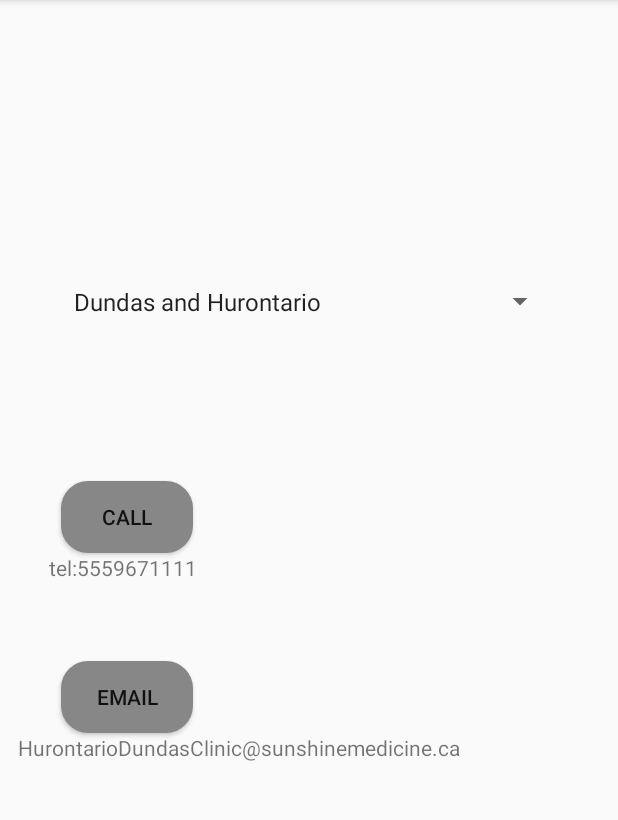
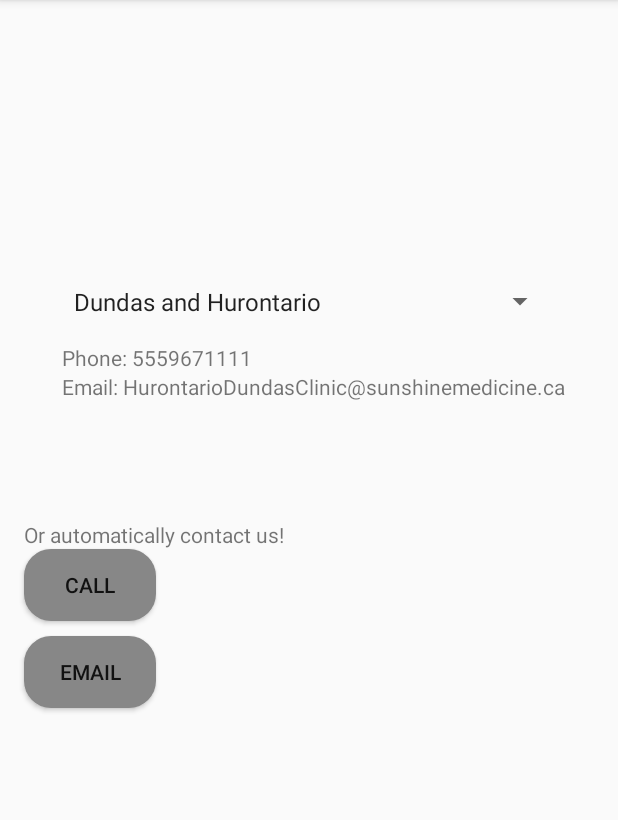
Before and after one commit to anthony-trinh/Sunshine-Medical-Clinic, an Android app: the screen it shows after launch (ContactUs), on a phone screen of 412 x 824 dp, the part 84-904 px from its top. Run offline under Robolectric (Android 15) with nearby library versions, the phone set to English and light mode, and no system bars.

Commit message:
updated ContactUs.java

```diff
--- a/app/src/main/java/com/example/sunshinemedicalclinic/ContactUs.java
+++ b/app/src/main/java/com/example/sunshinemedicalclinic/ContactUs.java
@@ -19,8 +19,6 @@ import java.net.URI;
 import java.util.ArrayList;
 
 public class ContactUs extends AppCompatActivity implements AdapterView.OnItemSelectedListener {
-    String phone = "";
-    String email = "";
     int flag = 0 ;
     int index ;
 
@@ -38,8 +36,7 @@ public class ContactUs extends AppCompatActivity implements AdapterView.OnItemSe
         clinicSpinner.setOnItemSelectedListener(this) ;
         Button callButton = findViewById(R.id.callButton) ;
         Button emailButton = findViewById(R.id.emailButton) ;
-        TextView txtPhone = findViewById(R.id.txtPhoneNo);
-        TextView txtEmail = findViewById(R.id.txtEmail);
+
 
         callButton.setOnClickListener(new View.OnClickListener() {
             @Override
@@ -67,11 +64,12 @@ public class ContactUs extends AppCompatActivity implements AdapterView.OnItemSe
     public void onItemSelected(AdapterView<?> parent, View view, int position, long id) {
         TextView txtPhone = findViewById(R.id.txtPhoneNo);
         TextView txtEmail = findViewById(R.id.txtEmail);
+
         String text = parent.getItemAtPosition(position).toString() ;
         index = position ;
         flag = 1 ;
-        txtPhone.setText(getResources().getStringArray(R.array.clinicPhones)[index]);
-        txtEmail.setText(getResources().getStringArray(R.array.clinicEmails)[index]);
+        txtPhone.setText("Phone: " + (getResources().getStringArray(R.array.clinicPhones)[index].substring(4)));
+        txtEmail.setText("Email: " + getResources().getStringArray(R.array.clinicEmails)[index]);
     }
 
     @Override
--- a/app/src/main/res/layout/activity_contact_us.xml
+++ b/app/src/main/res/layout/activity_contact_us.xml
@@ -20,49 +20,56 @@
         android:id="@+id/callButton"
         android:layout_width="wrap_content"
         android:layout_height="wrap_content"
-        android:layout_marginTop="104dp"
         android:background="@drawable/rounded_corners"
         android:text="@string/call"
         app:layout_constraintBottom_toBottomOf="parent"
         app:layout_constraintEnd_toEndOf="parent"
-        app:layout_constraintHorizontal_bias="0.126"
+        app:layout_constraintHorizontal_bias="0.049"
         app:layout_constraintStart_toStartOf="parent"
-        app:layout_constraintTop_toBottomOf="@+id/clinicSpinner"
+        app:layout_constraintTop_toBottomOf="@+id/txt"
         app:layout_constraintVertical_bias="0.0" />
 
     <Button
         android:id="@+id/emailButton"
         android:layout_width="wrap_content"
         android:layout_height="wrap_content"
-        android:layout_marginTop="104dp"
         android:background="@drawable/rounded_corners"
         android:text="@string/email"
         app:layout_constraintBottom_toBottomOf="parent"
         app:layout_constraintEnd_toEndOf="parent"
-        app:layout_constraintHorizontal_bias="0.126"
-        app:layout_constraintStart_toStartOf="parent"
-        app:layout_constraintTop_toBottomOf="@+id/clinicSpinner"
-        app:layout_constraintVertical_bias="0.301" />
+        app:layout_constraintHorizontal_bias="0.0"
+        app:layout_constraintStart_toStartOf="@+id/callButton"
+        app:layout_constraintTop_toBottomOf="@+id/callButton"
+        app:layout_constraintVertical_bias="0.033" />
 
     <TextView
         android:id="@+id/txtPhoneNo"
         android:layout_width="wrap_content"
         android:layout_height="wrap_content"
-        app:layout_constraintBottom_toTopOf="@+id/emailButton"
+        android:layout_marginTop="12dp"
         app:layout_constraintEnd_toEndOf="parent"
-        app:layout_constraintHorizontal_bias="0.104"
-        app:layout_constraintStart_toStartOf="parent"
-        app:layout_constraintTop_toBottomOf="@+id/callButton"
-        app:layout_constraintVertical_bias="0.0" />
+        app:layout_constraintHorizontal_bias="0.0"
+        app:layout_constraintStart_toStartOf="@+id/clinicSpinner"
+        app:layout_constraintTop_toBottomOf="@+id/clinicSpinner" />
 
     <TextView
         android:id="@+id/txtEmail"
         android:layout_width="wrap_content"
         android:layout_height="wrap_content"
+        app:layout_constraintEnd_toEndOf="@+id/txtPhoneNo"
+        app:layout_constraintHorizontal_bias="0.0"
+        app:layout_constraintStart_toStartOf="@+id/txtPhoneNo"
+        app:layout_constraintTop_toBottomOf="@+id/txtPhoneNo" />
+
+    <TextView
+        android:id="@+id/txt"
+        android:layout_width="wrap_content"
+        android:layout_height="wrap_content"
+        android:text="@string/or_automatically_contact_us"
         app:layout_constraintBottom_toBottomOf="parent"
-        app:layout_constraintEnd_toEndOf="parent"
-        app:layout_constraintHorizontal_bias="0.1"
-        app:layout_constraintStart_toStartOf="parent"
-        app:layout_constraintTop_toBottomOf="@+id/emailButton"
-        app:layout_constraintVertical_bias="0.0" />
+        app:layout_constraintEnd_toEndOf="@+id/callButton"
+        app:layout_constraintHorizontal_bias="0.0"
+        app:layout_constraintStart_toStartOf="@+id/callButton"
+        app:layout_constraintTop_toBottomOf="@+id/txtEmail"
+        app:layout_constraintVertical_bias="0.165" />
 </androidx.constraintlayout.widget.ConstraintLayout>
--- a/app/src/main/res/values/strings.xml
+++ b/app/src/main/res/values/strings.xml
@@ -14,4 +14,5 @@
     <string name="title_activity_find_locations">Map</string>
     <string name="call">Call</string>
     <string name="email">Email</string>
+    <string name="or_automatically_contact_us">Or automatically contact us!</string>
 </resources>
```
